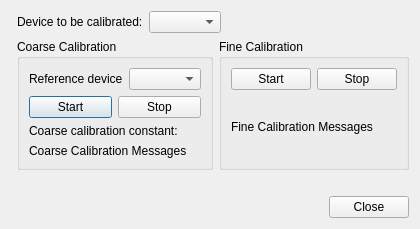
Before: the Qt Designer form frequency-meter/view/resources/calibration_interface.ui in robertofem/Freq-meter-APP, drawn with Qt 5.
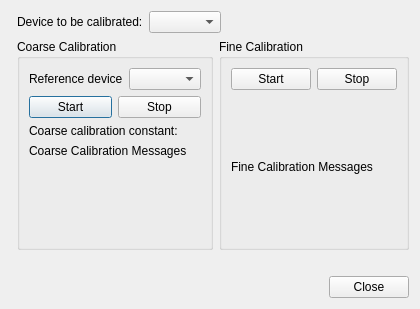
After: the same form once the commit is applied.

Commit message: resize the plots in calibration interface so it fits in a non-panoramic screen

Diff of the .ui file:
```diff
--- a/frequency-meter/view/resources/calibration_interface.ui
+++ b/frequency-meter/view/resources/calibration_interface.ui
@@ -6,8 +6,8 @@
    <rect>
     <x>0</x>
     <y>0</y>
-    <width>1008</width>
-    <height>687</height>
+    <width>789</width>
+    <height>653</height>
    </rect>
   </property>
   <property name="sizePolicy">
@@ -83,6 +83,19 @@
             </property>
            </widget>
           </item>
+          <item>
+           <spacer name="verticalSpacer_2">
+            <property name="orientation">
+             <enum>Qt::Vertical</enum>
+            </property>
+            <property name="sizeHint" stdset="0">
+             <size>
+              <width>20</width>
+              <height>40</height>
+             </size>
+            </property>
+           </spacer>
+          </item>
           <item>
            <layout class="QVBoxLayout" name="plotVLayout_coarse">
             <property name="sizeConstraint">
@@ -90,6 +103,19 @@
             </property>
            </layout>
           </item>
+          <item>
+           <spacer name="verticalSpacer">
+            <property name="orientation">
+             <enum>Qt::Vertical</enum>
+            </property>
+            <property name="sizeHint" stdset="0">
+             <size>
+              <width>20</width>
+              <height>40</height>
+             </size>
+            </property>
+           </spacer>
+          </item>
          </layout>
         </item>
        </layout>
@@ -123,6 +149,12 @@
           </item>
           <item>
            <widget class="QLabel" name="label_fine_mess">
+            <property name="sizePolicy">
+             <sizepolicy hsizetype="Preferred" vsizetype="Minimum">
+              <horstretch>0</horstretch>
+              <verstretch>0</verstretch>
+             </sizepolicy>
+            </property>
             <property name="text">
              <string>Fine Calibration Messages</string>
             </property>
```
The commit also changes 2 other files.
